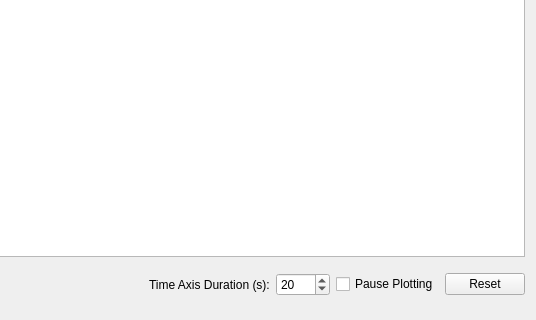
Old version of the form rosflight_rqt_plugins/resources/param_tuning.ui in the repository rosflight/rosflight_ros_pkgs; both pictures show x 964 to 1500 and y 180 to 500 of the 1500 by 500 pixel window.
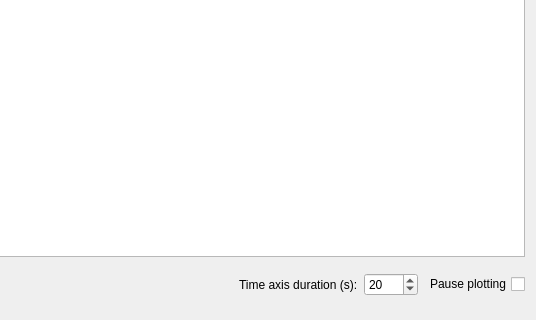
New version of the form.

Diff of the .ui file:
```diff
--- a/rosflight_rqt_plugins/resources/param_tuning.ui
+++ b/rosflight_rqt_plugins/resources/param_tuning.ui
@@ -83,7 +83,7 @@
          <item>
           <widget class="QLabel" name="time_axis_label">
            <property name="text">
-            <string>Time Axis Duration (s):</string>
+            <string>Time axis duration (s):</string>
            </property>
           </widget>
          </item>
@@ -108,15 +108,11 @@
          </item>
          <item>
           <widget class="QCheckBox" name="pause_plot_check_box">
-           <property name="text">
-            <string>Pause Plotting</string>
+           <property name="layoutDirection">
+            <enum>Qt::RightToLeft</enum>
            </property>
-          </widget>
-         </item>
-         <item>
-          <widget class="QPushButton" name="reset_plot_button">
            <property name="text">
-            <string>Reset</string>
+            <string>Pause plotting</string>
            </property>
           </widget>
          </item>
```
